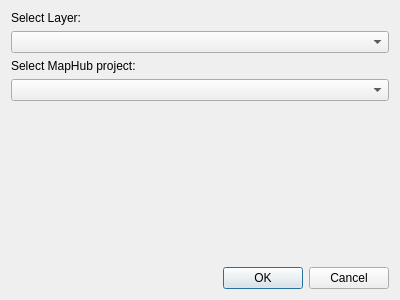
Before: the Qt Designer form MapHubPlugin_dialog_base.ui in maphub-co/maphub-qgis, drawn with Qt 5.
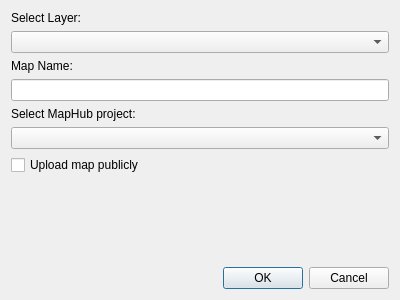
After: the same form once the commit is applied.

Commit message: Add better layer select logic, map name selection, plublic checkbox and error handling

The edit to the form file:
```diff
--- a/MapHubPlugin_dialog_base.ui
+++ b/MapHubPlugin_dialog_base.ui
@@ -24,6 +24,16 @@
    <item>
     <widget class="QComboBox" name="comboBox_layer"/>
    </item>
+            <item>
+                <widget class="QLabel" name="label_map_name">
+                    <property name="text">
+                        <string>Map Name:</string>
+                    </property>
+                </widget>
+            </item>
+            <item>
+                <widget class="QLineEdit" name="lineEdit_map_name"/>
+            </item>
    <item>
     <widget class="QLabel" name="label_project">
      <property name="text">
@@ -34,6 +44,16 @@
    <item>
     <widget class="QComboBox" name="comboBox_project"/>
    </item>
+            <item>
+                <widget class="QCheckBox" name="checkBox_public">
+                    <property name="text">
+                        <string>Upload map publicly</string>
+                    </property>
+                    <property name="checked">
+                        <bool>false</bool>
+                    </property>
+                </widget>
+            </item>
    <item>
     <spacer name="verticalSpacer">
      <property name="orientation">
```
Lines whose indentation alone changed are shown as unchanged. The commit also changes 2 other files.
